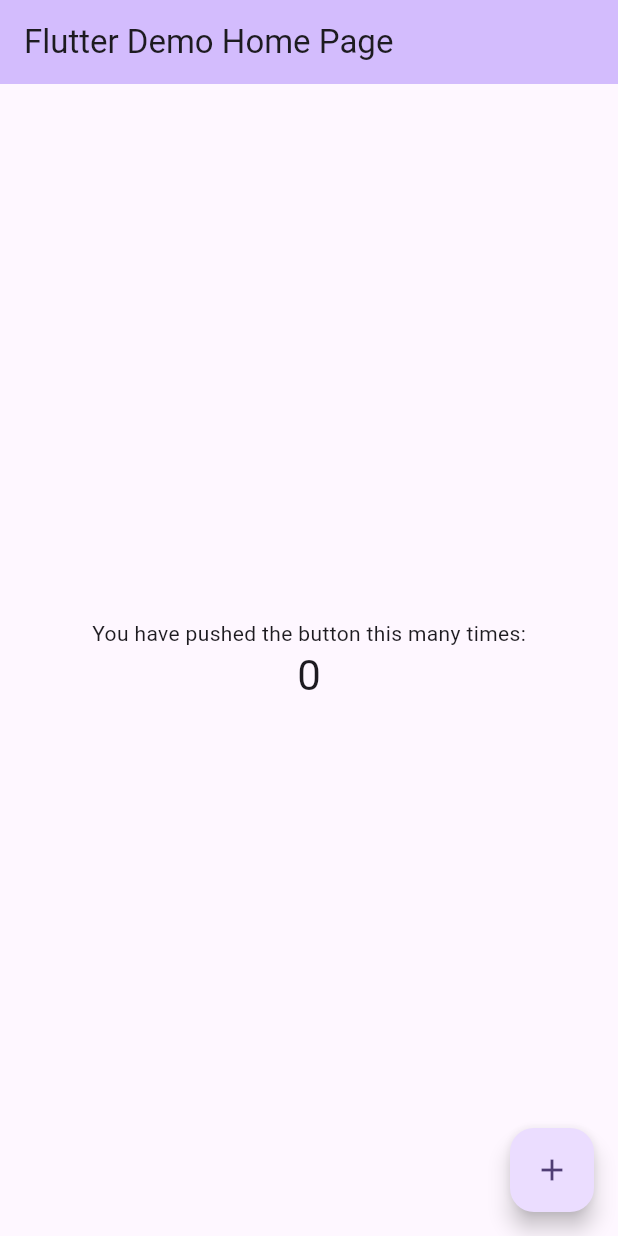
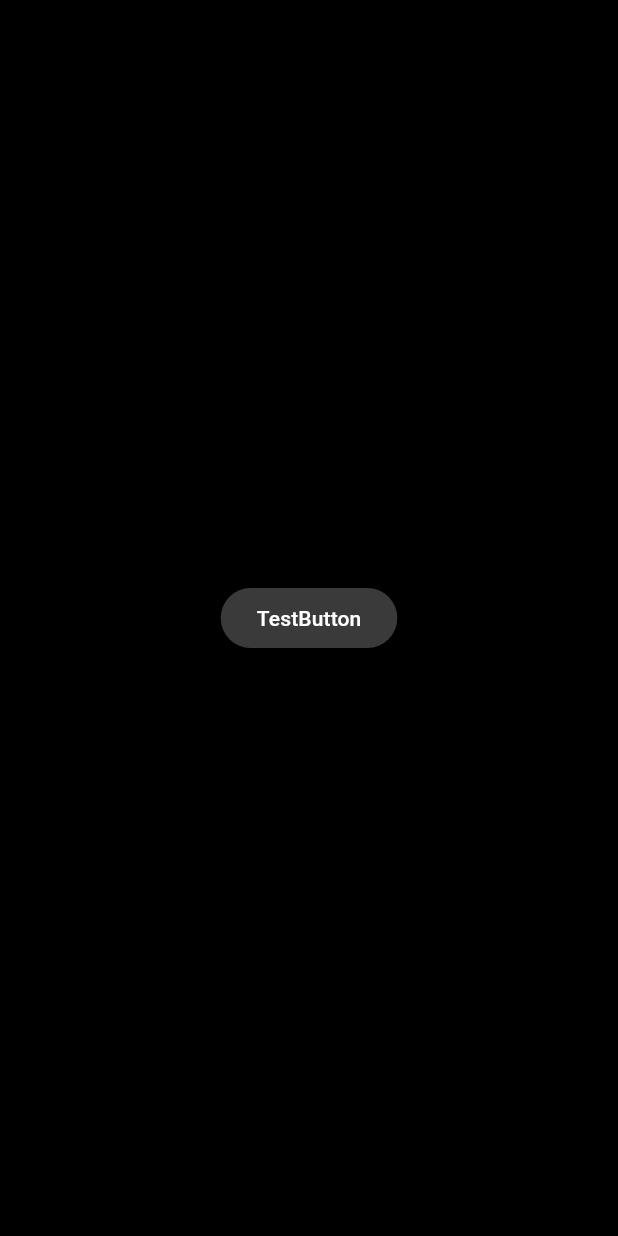
Before and after one commit to ngenovictor/button-issue-debug, a Flutter app: the screen it shows after launch, on a phone screen of 412 x 824 dp. Run offline on Flutter 3.47's test engine with Material 3 defaults, Android fonts, the light colour scheme and no system bars.

Commit message:
add button for testing

```diff
--- a/lib/main.dart
+++ b/lib/main.dart
@@ -31,95 +31,26 @@
         colorScheme: ColorScheme.fromSeed(seedColor: Colors.deepPurple),
         useMaterial3: true,
       ),
-      home: const MyHomePage(title: 'Flutter Demo Home Page'),
+      home: MyHomePage(),
     );
   }
 }
 
-class MyHomePage extends StatefulWidget {
-  const MyHomePage({super.key, required this.title});
-
-  // This widget is the home page of your application. It is stateful, meaning
-  // that it has a State object (defined below) that contains fields that affect
-  // how it looks.
-
-  // This class is the configuration for the state. It holds the values (in this
-  // case the title) provided by the parent (in this case the App widget) and
-  // used by the build method of the State. Fields in a Widget subclass are
-  // always marked "final".
-
-  final String title;
-
-  @override
-  State<MyHomePage> createState() => _MyHomePageState();
-}
-
-class _MyHomePageState extends State<MyHomePage> {
-  int _counter = 0;
-
-  void _incrementCounter() {
-    setState(() {
-      // This call to setState tells the Flutter framework that something has
-      // changed in this State, which causes it to rerun the build method below
-      // so that the display can reflect the updated values. If we changed
-      // _counter without calling setState(), then the build method would not be
-      // called again, and so nothing would appear to happen.
-      _counter++;
-    });
-  }
+class MyHomePage extends StatelessWidget {
+  MyHomePage({super.key});
 
   @override
   Widget build(BuildContext context) {
-    // This method is rerun every time setState is called, for instance as done
-    // by the _incrementCounter method above.
-    //
-    // The Flutter framework has been optimized to make rerunning build methods
-    // fast, so that you can just rebuild anything that needs updating rather
-    // than having to individually change instances of widgets.
-    return Scaffold(
-      appBar: AppBar(
-        // TRY THIS: Try changing the color here to a specific color (to
-        // Colors.amber, perhaps?) and trigger a hot reload to see the AppBar
-        // change color while the other colors stay the same.
-        backgroundColor: Theme.of(context).colorScheme.inversePrimary,
-        // Here we take the value from the MyHomePage object that was created by
-        // the App.build method, and use it to set our appbar title.
-        title: Text(widget.title),
-      ),
-      body: Center(
-        // Center is a layout widget. It takes a single child and positions it
-        // in the middle of the parent.
-        child: Column(
-          // Column is also a layout widget. It takes a list of children and
-          // arranges them vertically. By default, it sizes itself to fit its
-          // children horizontally, and tries to be as tall as its parent.
-          //
-          // Column has various properties to control how it sizes itself and
-          // how it positions its children. Here we use mainAxisAlignment to
-          // center the children vertically; the main axis here is the vertical
-          // axis because Columns are vertical (the cross axis would be
-          // horizontal).
-          //
-          // TRY THIS: Invoke "debug painting" (choose the "Toggle Debug Paint"
-          // action in the IDE, or press "p" in the console), to see the
-          // wireframe for each widget.
-          mainAxisAlignment: MainAxisAlignment.center,
-          children: <Widget>[
-            const Text(
-              'You have pushed the button this many times:',
-            ),
-            Text(
-              '$_counter',
-              style: Theme.of(context).textTheme.headlineMedium,
-            ),
-          ],
-        ),
-      ),
-      floatingActionButton: FloatingActionButton(
-        onPressed: _incrementCounter,
-        tooltip: 'Increment',
-        child: const Icon(Icons.add),
-      ), // This trailing comma makes auto-formatting nicer for build methods.
-    );
+    return Container(
+        color: Colors.black,
+        child: Center(
+          child: ElevatedButton(
+            onPressed: () {},
+            style: ElevatedButton.styleFrom(
+                foregroundColor: Colors.white,
+                backgroundColor: const Color.fromARGB(255, 58, 58, 58)),
+            child: Text("TestButton"),
+          ),
+        ));
   }
 }
```
